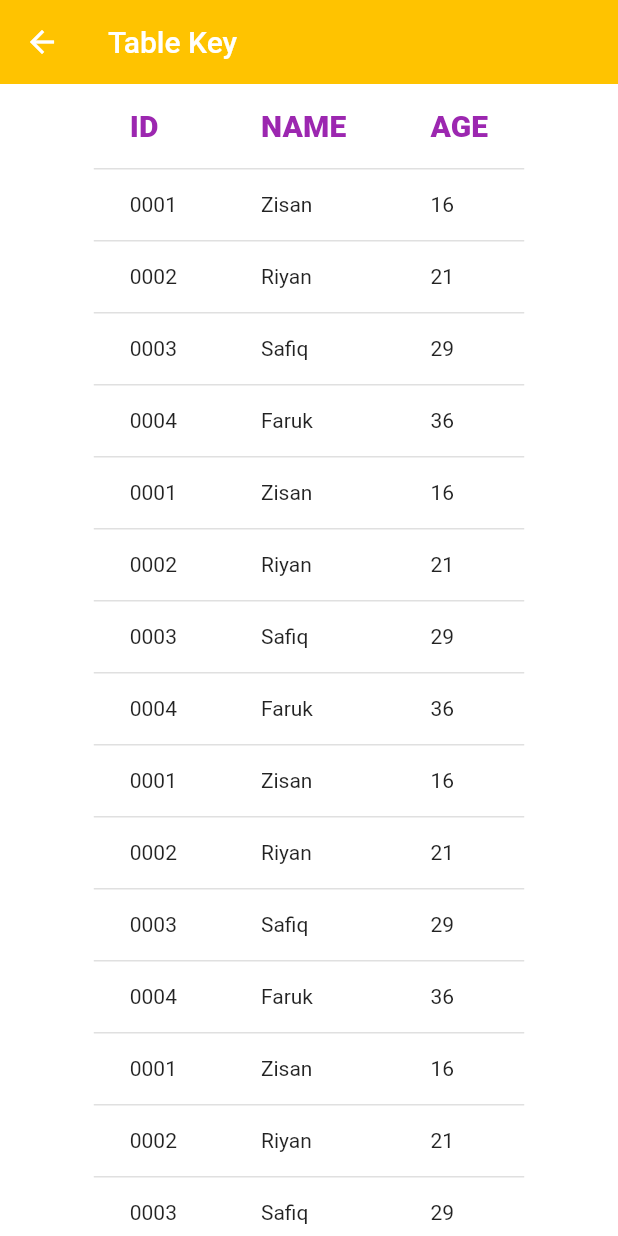
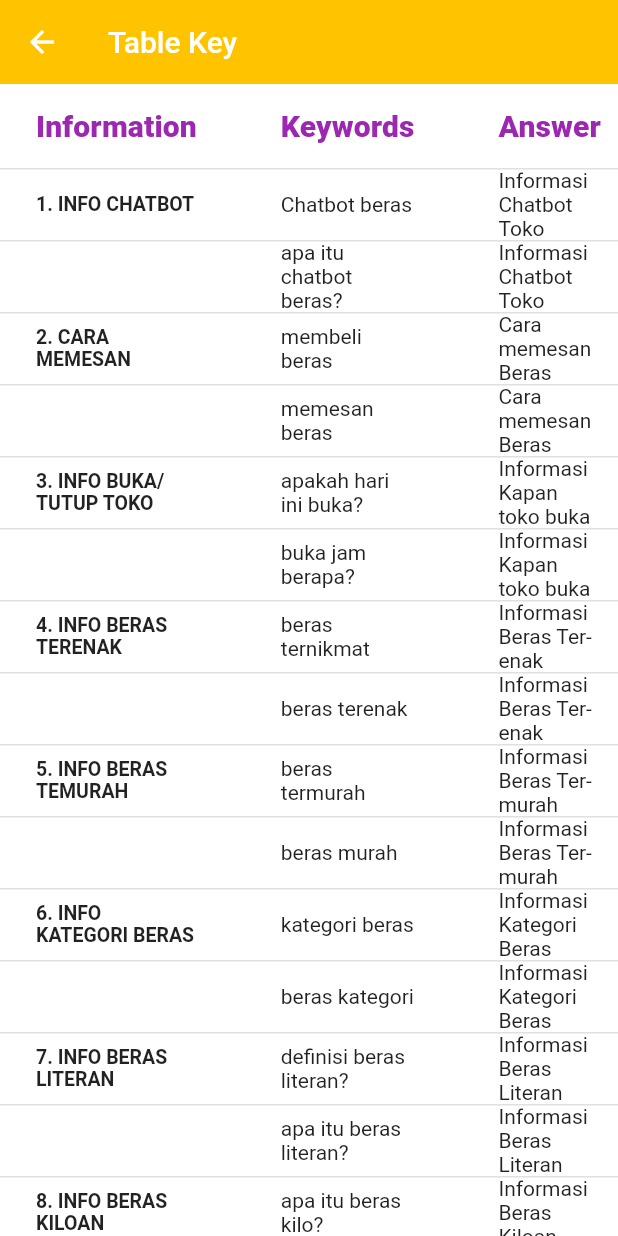
Before and after one commit to reaperizy/chatbot_beras, a Flutter app: the screen it shows after launch, after a tap on "CHATBOT KEY", on a phone screen of 412 x 824 dp. Run offline on Flutter 3.47's test engine with Material 2 defaults, Android fonts, the phone set to English and light mode, and no system bars; our stand-ins replace bubble, flutter_svg, google_fonts, lottie; missing offline and left inert: dialogflow_flutter; network calls fail.

Commit message:
menambahkan keyword untuk chatbo

```diff
--- a/lib/components/login_signup_btn.dart
+++ b/lib/components/login_signup_btn.dart
@@ -51,9 +51,7 @@ class LoginAndSignupBtn extends StatelessWidget {
           ),
         ),
         const SizedBox(height: 16),
-        Hero(
-          tag: "login_btn",
-          child: ElevatedButton(
+        ElevatedButton(
           onPressed: () {
             Navigator.push(
               context,
@@ -68,7 +66,6 @@ class LoginAndSignupBtn extends StatelessWidget {
             "About Me".toUpperCase(),
           ),
         ),
-        ),
       ],
     );
   }
--- a/lib/screen/tablekey.dart
+++ b/lib/screen/tablekey.dart
@@ -7,16 +7,26 @@ class TableChatBotKey extends StatelessWidget {
   @override
   Widget build(BuildContext context) {
     return Scaffold(
+      resizeToAvoidBottomInset : false,
       appBar: AppBar(
         title: const Text('Table Key'),
         backgroundColor: kPrimaryColor,
         elevation: 0,
       ),
       body: Center(
-        child: DataTable(
+        child: ListView( children: [
+            DataTable(
                   columns: const [
                     DataColumn(
-                      label: Text('ID',
+                      label: Center(child: Text('Information',
+                      style: TextStyle(
+                        fontSize: 20,
+                        fontWeight: FontWeight.w800,
+                        color: Colors.purple
+                      ),),),
+                    ),
+                    DataColumn(
+                        label: Text('Keywords',
                           style: TextStyle(
                               fontSize: 20,
                               fontWeight: FontWeight.w800,
@@ -24,15 +34,7 @@ class TableChatBotKey extends StatelessWidget {
                           ),)
                     ),
                     DataColumn(
-                        label: Text('NAME',
-                          style: TextStyle(
-                              fontSize: 20,
-                              fontWeight: FontWeight.w800,
-                              color: Colors.purple
-                          ),)
-                    ),
-                    DataColumn(
-                        label: Text('AGE',
+                        label: Text('Answer',
                           style: TextStyle(
                               fontSize: 20,
                               fontWeight: FontWeight.w800,
@@ -44,277 +46,321 @@ class TableChatBotKey extends StatelessWidget {
                     DataRow(cells: [
                       DataCell(
                         Text(
-                          '0001'
+                          '1. INFO CHATBOT',
+                          style: TextStyle(fontSize: 13, fontWeight: FontWeight.bold)
                         )
                       ),
+                      DataCell(Text('Chatbot beras')
+                      ),
+                      DataCell(Text('Informasi Chatbot Toko Beras')
+                      ),
+                    ]),
+                    DataRow(cells: [
                       DataCell(
-                          Text(
-                              'Zisan'
-                          )
+                        Text('', style: TextStyle(fontSize: 15,))
                       ),
-                      DataCell(
-                          Text(
-                              '16'
-                          )
+                      DataCell(Text('apa itu chatbot beras?')
+                      ),
+                      DataCell(Text('Informasi Chatbot Toko Beras')
                       ),
                     ]),
                     DataRow(cells: [
                       DataCell(
                         Text(
-                              '0002'
+                          '2. CARA MEMESAN',
+                          style: TextStyle(fontSize: 13, fontWeight: FontWeight.bold)
                         )
                       ),
+                      DataCell(Text('membeli beras')
+                      ),
+                      DataCell(Text('Cara memesan Beras')
+                      ),
+                    ]),
+                    DataRow(cells: [
                       DataCell(
-                          Text(
-                              'Riyan'
-                          )
+                        Text('', style: TextStyle(fontSize: 15,))
                       ),
-                      DataCell(
-                          Text(
-                              '21'
-                          )
+                      DataCell(Text('memesan beras')
+                      ),
+                      DataCell(Text('Cara memesan Beras')
                       ),
                     ]),
                     DataRow(cells: [
                       DataCell(
                         Text(
-                              '0003'
+                          '3. INFO BUKA/TUTUP TOKO',
+                          style: TextStyle(fontSize: 13, fontWeight: FontWeight.bold)
                         )
                       ),
+                      DataCell(Text('apakah hari ini buka?')
+                      ),
+                      DataCell(Text('Informasi Kapan toko buka & tutup')
+                      ),
+                    ]),
+                    DataRow(cells: [
                       DataCell(
-                          Text(
-                              'Safiq'
-                          )
+                        Text('', style: TextStyle(fontSize: 15,))
                       ),
-                      DataCell(
-                          Text(
-                              '29'
-                          )
+                      DataCell(Text('buka jam berapa?')
+                      ),
+                      DataCell(Text('Informasi Kapan toko buka & tutup')
                       ),
                     ]),
                     DataRow(cells: [
                       DataCell(
                         Text(
-                              '0004'
+                          '4. INFO BERAS TERENAK',
+                          style: TextStyle(fontSize: 13, fontWeight: FontWeight.bold)
                         )
                       ),
+                      DataCell(Text('beras ternikmat')
+                      ),
+                      DataCell(Text('Informasi Beras Ter-enak')
+                      ),
+                    ]),
+                    DataRow(cells: [
                       DataCell(
-                          Text(
-                              'Faruk'
-                          )
+                        Text('', style: TextStyle(fontSize: 15,))
                       ),
-                      DataCell(
-                          Text(
-                              '36'
-                          )
+                      DataCell(Text('beras terenak')
+                      ),
+                      DataCell(Text('Informasi Beras Ter-enak')
                       ),
                     ]),
                     DataRow(cells: [
                       DataCell(
                         Text(
-                              '0001'
+                          '5. INFO BERAS TEMURAH',
+                          style: TextStyle(fontSize: 13, fontWeight: FontWeight.bold)
                         )
                       ),
+                      DataCell(Text('beras termurah')
+                      ),
+                      DataCell(Text('Informasi Beras Ter-murah')
+                      ),
+                    ]),
+                    DataRow(cells: [
                       DataCell(
-                          Text(
-                              'Zisan'
-                          )
+                        Text('', style: TextStyle(fontSize: 15,))
                       ),
-                      DataCell(
-                          Text(
-                              '16'
-                          )
+                      DataCell(Text('beras murah')
+                      ),
+                      DataCell(Text('Informasi Beras Ter-murah')
                       ),
                     ]),
                      DataRow(cells: [
                       DataCell(
                         Text(
-                              '0002'
+                          '6. INFO KATEGORI BERAS',
+                          style: TextStyle(fontSize: 13, fontWeight: FontWeight.bold)
                         )
                       ),
+                      DataCell(Text('kategori beras')
+                      ),
+                      DataCell(Text('Informasi Kategori Beras')
+                      ),
+                    ]),
+                    DataRow(cells: [
                       DataCell(
-                          Text(
-                              'Riyan'
-                          )
+                        Text('', style: TextStyle(fontSize: 15,))
                       ),
-                      DataCell(
-                          Text(
-                              '21'
-                          )
+                      DataCell(Text('beras kategori')
+                      ),
+                      DataCell(Text('Informasi Kategori Beras')
                       ),
                     ]),
                      DataRow(cells: [
                       DataCell(
                         Text(
-                              '0003'
+                          '7. INFO BERAS LITERAN',
+                          style: TextStyle(fontSize: 13, fontWeight: FontWeight.bold)
                         )
                       ),
+                      DataCell(Text('definisi beras literan?')
+                      ),
+                      DataCell(Text('Informasi Beras Literan')
+                      ),
+                    ]),
+                    DataRow(cells: [
                       DataCell(
-                          Text(
-                              'Safiq'
-                          )
+                        Text('', style: TextStyle(fontSize: 15,))
                       ),
-                      DataCell(
-                          Text(
-                              '29'
-                          )
+                      DataCell(Text('apa itu beras literan?')
+                      ),
+                      DataCell(Text('Informasi Beras Literan')
                       ),
                     ]),
                     DataRow(cells: [
                       DataCell(
                         Text(
-                              '0004'
+                          '8. INFO BERAS KILOAN',
+                          style: TextStyle(fontSize: 13, fontWeight: FontWeight.bold)
                         )
                       ),
+                      DataCell(Text('apa itu beras kilo?')
+                      ),
+                      DataCell(Text('Informasi Beras Kiloan')
+                      ),
+                    ]),
+                    DataRow(cells: [
                       DataCell(
-                          Text(
-                              'Faruk'
-                          )
+                        Text('', style: TextStyle(fontSize: 15,))
                       ),
-                      DataCell(
-                          Text(
-                              '36'
-                          )
+                      DataCell(Text('apa itu beras kiloan?')
+                      ),
+                      DataCell(Text('Informasi Beras Kiloan')
                       ),
                     ]),
                     DataRow(cells: [
                       DataCell(
                         Text(
-                              '0001'
+                          '9. INFO BERAS KARUNGAN',
+                          style: TextStyle(fontSize: 13, fontWeight: FontWeight.bold)
                         )
                       ),
+                      DataCell(Text('apa itu beras karungan')
+                      ),
+                      DataCell(Text('Informasi Beras Karungan')
+                      ),
+                    ]),
+                    DataRow(cells: [
                       DataCell(
-                          Text(
-                              'Zisan'
-                          )
+                        Text('', style: TextStyle(fontSize: 15,))
                       ),
-                      DataCell(
-                          Text(
-                              '16'
-                          )
+                      DataCell(Text('apa itu beras karung')
+                      ),
+                      DataCell(Text('Informasi Beras Karungan')
                       ),
                     ]),
                      DataRow(cells: [
                       DataCell(
                         Text(
-                              '0002'
+                          '10. INFO BERAS KARUNGAN',
+                          style: TextStyle(fontSize: 13, fontWeight: FontWeight.bold)
                         )
                       ),
+                      DataCell(Text('apa itu beras karungan')
+                      ),
+                      DataCell(Text('Informasi Beras Karungan')
+                      ),
+                    ]),
+                    DataRow(cells: [
                       DataCell(
-                          Text(
-                              'Riyan'
-                          )
+                        Text('', style: TextStyle(fontSize: 15,))
                       ),
-                      DataCell(
-                          Text(
-                              '21'
-                          )
+                      DataCell(Text('apa itu beras karung')
+                      ),
+                      DataCell(Text('Informasi Beras Karungan')
                       ),
                     ]),
                      DataRow(cells: [
                       DataCell(
                         Text(
-                              '0003'
+                          '11. HARGA BERAS LITERAN',
+                          style: TextStyle(fontSize: 13, fontWeight: FontWeight.bold)
                         )
                       ),
+                      DataCell(Text('harga beras yang literan')
+                      ),
+                      DataCell(Text('Harga Beras Literan')
+                      ),
+                    ]),
+                    DataRow(cells: [
                       DataCell(
-                          Text(
-                              'Safiq'
-                          )
+                        Text('', style: TextStyle(fontSize: 15,))
                       ),
-                      DataCell(
-                          Text(
-                              '29'
-                          )
+                      DataCell(Text('harga per liter')
+                      ),
+                      DataCell(Text('Harga Beras Literan')
                       ),
                     ]),
                     DataRow(cells: [
                       DataCell(
                         Text(
-                              '0004'
+                          '12. HARGA BERAS KILOAN',
+                          style: TextStyle(fontSize: 13, fontWeight: FontWeight.bold)
                         )
                       ),
+                      DataCell(Text('harga kiloan')
+                      ),
+                      DataCell(Text('Harga Beras Kiloan')
+                      ),
+                    ]),
+                    DataRow(cells: [
                       DataCell(
-                          Text(
-                              'Faruk'
-                          )
+                        Text('', style: TextStyle(fontSize: 15,))
                       ),
-                      DataCell(
-                          Text(
-                              '36'
-                          )
+                      DataCell(Text('harga beras kiloan')
+                      ),
+                      DataCell(Text('Harga Beras Kiloan')
                       ),
                     ]),
                     DataRow(cells: [
                       DataCell(
                         Text(
-                              '0001'
+                          '13. HARGA BERAS KARUNGAN',
+                          style: TextStyle(fontSize: 13, fontWeight: FontWeight.bold)
                         )
                       ),
+                      DataCell(Text('harga per-karung')
+                      ),
+                      DataCell(Text('Harga Beras Karungan')
+                      ),
+                    ]),
+                    DataRow(cells: [
                       DataCell(
-                          Text(
-                              'Zisan'
-                          )
+                        Text('', style: TextStyle(fontSize: 15,))
                       ),
-                      DataCell(
-                          Text(
-                              '16'
-                          )
+                      DataCell(Text('harga beras karung')
+                      ),
+                      DataCell(Text('Harga Beras Karungan')
                       ),
                     ]),
                     DataRow(cells: [
                       DataCell(
                         Text(
-                              '0002'
+                          '14. JENIS BERAS LITERAN',
+                          style: TextStyle(fontSize: 13, fontWeight: FontWeight.bold)
                         )
                       ),
+                      DataCell(Text('apa saja yang ada di literan')
+                      ),
+                      DataCell(Text('Jenis Beras Literan')
+                      ),
+                    ]),
+                    DataRow(cells: [
                       DataCell(
-                          Text(
-                              'Riyan'
-                          )
+                        Text('', style: TextStyle(fontSize: 15,))
                       ),
-                      DataCell(
-                          Text(
-                              '21'
-                          )
+                      DataCell(Text('jenis beras literan')
+                      ),
+                      DataCell(Text('Jenis Beras Literan')
                       ),
                     ]),
                     DataRow(cells: [
                       DataCell(
                         Text(
-                              '0003'
+                          '15. JENIS BERAS KILOAN',
+                          style: TextStyle(fontSize: 13, fontWeight: FontWeight.bold)
                         )
                       ),
-                      DataCell(
-                          Text(
-                              'Safiq'
-                          )
+                      DataCell(Text('jenis beras kilo')
                       ),
-                      DataCell(
-                          Text(
-                              '29'
-                          )
+                      DataCell(Text('Jenis Beras Kiloan')
                       ),
                     ]),
                     DataRow(cells: [
                       DataCell(
-                          Text(
-                              '0004'
-                          )
+                        Text('', style: TextStyle(fontSize: 15,))
                       ),
-                      DataCell(
-                          Text(
-                              'Faruk'
-                          )
+                      DataCell(Text('jenis beras kiloan')
                       ),
-                      DataCell(
-                          Text(
-                              '36'
-                          )
+                      DataCell(Text('Jenis Beras Kiloan')
                       ),
                     ]),
-
-                  ])
+                  ]),
+          ],
+        )
         ),
         );
   }
```
Lines whose indentation alone changed are shown as unchanged.
